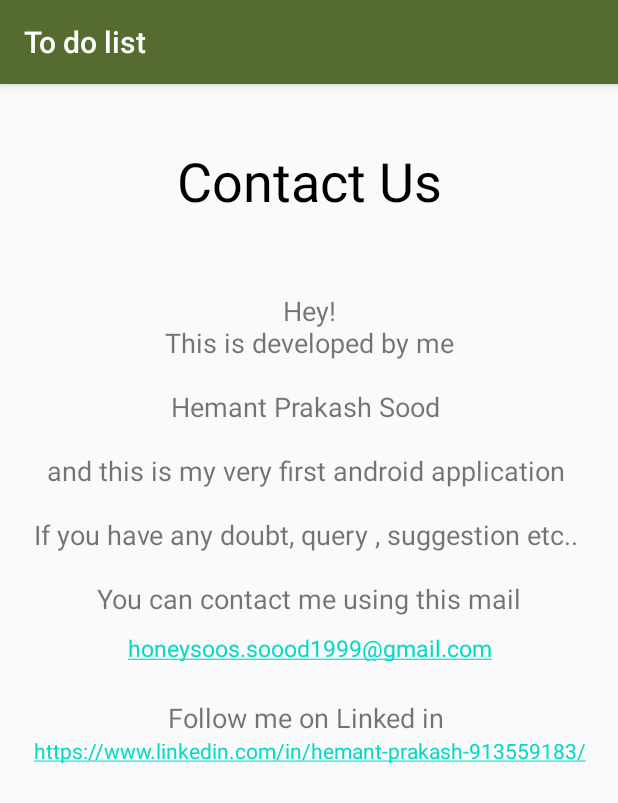
After one commit to Hemant-sood/Todoist, an Android app: the Contact screen opened directly, with no data from a screen before it, on a phone screen of 412 x 824 dp. The commit adds this screen. Shown: the top 803 px of the screen. Run offline under Robolectric (Android 15) with nearby library versions, the phone set to English and light mode, and no system bars.

Commit message:
Now menu is also added to the project menu contains "contact","about" and "version" only In "contact" i have provided my linked in profile link and email address

```diff
--- a/app/src/main/AndroidManifest.xml
+++ b/app/src/main/AndroidManifest.xml
@@ -9,7 +9,9 @@
         android:roundIcon="@mipmap/ic_launcher_round"
         android:supportsRtl="true"
         android:theme="@style/AppTheme">
-        <activity android:name=".showTasks"></activity>
+        <activity android:name=".Contact"></activity>
+        <activity android:name=".About" />
+        <activity android:name=".showTasks" />
         <activity android:name=".MainActivity">
             <intent-filter>
                 <action android:name="android.intent.action.MAIN" />
--- /dev/null
+++ b/app/src/main/java/com/example/todolist/Contact.java
@@ -0,0 +1,16 @@
+package com.example.todolist;
+
+import androidx.appcompat.app.AppCompatActivity;
+
+import android.os.Bundle;
+import android.text.method.LinkMovementMethod;
+import android.text.method.ScrollingMovementMethod;
+import android.widget.TextView;
+
+public class Contact extends AppCompatActivity {
+     @Override
+    protected void onCreate(Bundle savedInstanceState) {
+        super.onCreate(savedInstanceState);
+        setContentView(R.layout.activity_contact);
+     }
+}
--- /dev/null
+++ b/app/src/main/res/layout/activity_contact.xml
@@ -0,0 +1,64 @@
+<?xml version="1.0" encoding="utf-8"?>
+<ScrollView xmlns:android="http://schemas.android.com/apk/res/android"
+    xmlns:app="http://schemas.android.com/apk/res-auto"
+    xmlns:tools="http://schemas.android.com/tools"
+    android:layout_width="match_parent"
+    android:layout_height="match_parent"
+    tools:context=".Contact"
+    android:layout_gravity="center"
+    >
+
+    <LinearLayout
+        android:layout_width="match_parent"
+        android:layout_height="match_parent"
+        android:orientation="vertical">
+
+        <TextView
+            android:id="@+id/text1"
+            android:layout_width="match_parent"
+            android:layout_height="wrap_content"
+            android:layout_marginTop="40dp"
+            android:gravity="center"
+            android:text="@string/contact"
+            android:textColor="@android:color/primary_text_light_nodisable"
+            android:textSize="36sp" />
+
+        <TextView
+            android:id="@+id/text2"
+            android:layout_width="match_parent"
+            android:layout_height="wrap_content"
+            android:layout_marginTop="50dp"
+            android:gravity="center"
+            android:text="@string/contact_text1"
+            android:textSize="18sp" />
+
+        <TextView
+            android:id="@+id/text3"
+            android:layout_width="match_parent"
+            android:layout_height="19dp"
+            android:layout_marginTop="10dp"
+            android:gravity="center"
+            android:autoLink="email"
+            android:text="@string/contact_text2"
+            android:textSize="15sp" />
+
+        <TextView
+            android:id="@+id/textView13"
+            android:layout_width="match_parent"
+            android:layout_height="wrap_content"
+            android:layout_marginTop="25dp"
+            android:gravity="center"
+            android:text="Follow me on Linked in "
+            android:textSize="18sp" />
+
+        <TextView
+            android:id="@+id/textView14"
+            android:layout_width="match_parent"
+            android:layout_height="wrap_content"
+            android:autoLink="web"
+            android:gravity="center"
+            android:text="@string/contact_text3" />
+
+
+    </LinearLayout>
+</ScrollView>
--- a/app/src/main/res/values/strings.xml
+++ b/app/src/main/res/values/strings.xml
@@ -1,3 +1,21 @@
 <resources>
     <string name="app_name">To do list</string>
+    <string name="about">About</string>
+    <string name="contact">Contact Us</string>
+    <string name="version">Version</string>
+    <string name="about_text">In this app titled \"To do list\" you can add you task associated with date when this task is going to be completed so that you never forget your task. "\n\n"
+                               In this , You can \"DELETE\" the task as well ,To delete you have to press \"SHOW button\" and then long presses the task you want to be delete and then prompt a alert\"Ask you to delete \" , then finally click \"YES\" delete."\n\n"
+                            And make sure you have INTERNET  connection because your task are stored on online server.
+    </string>
+    <string name="contact_text1">
+        Hey!"\n"
+        This is developed by me "\n\n"Hemant Prakash Sood "\n\n"and this is my very first android application
+        "\n\n"If you have any doubt, query , suggestion etc..  "\n\n"You can contact me using this mail
+    </string>
+    <string name="contact_text2">
+        honeysoos.soood1999@gmail.com
+    </string>
+    <string name="contact_text3">
+        https://www.linkedin.com/in/hemant-prakash-913559183/
+    </string>
 </resources>
```
Also changed, not shown: app/src/main/java/com/example/todolist/About.java (added, +14 -0 lines), app/src/main/java/com/example/todolist/MainActivity.java (+25 -0 lines), app/src/main/res/layout/activity_about.xml (added, +48 -0 lines), app/src/main/res/menu/main_menu.xml (added, +15 -0 lines).
